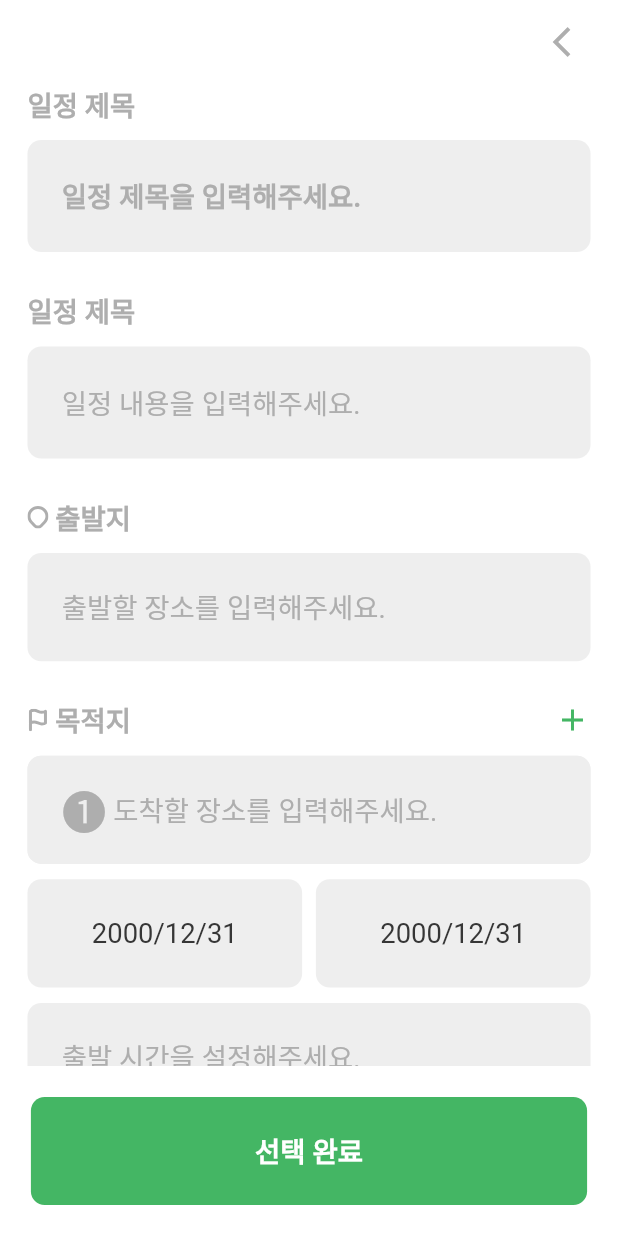
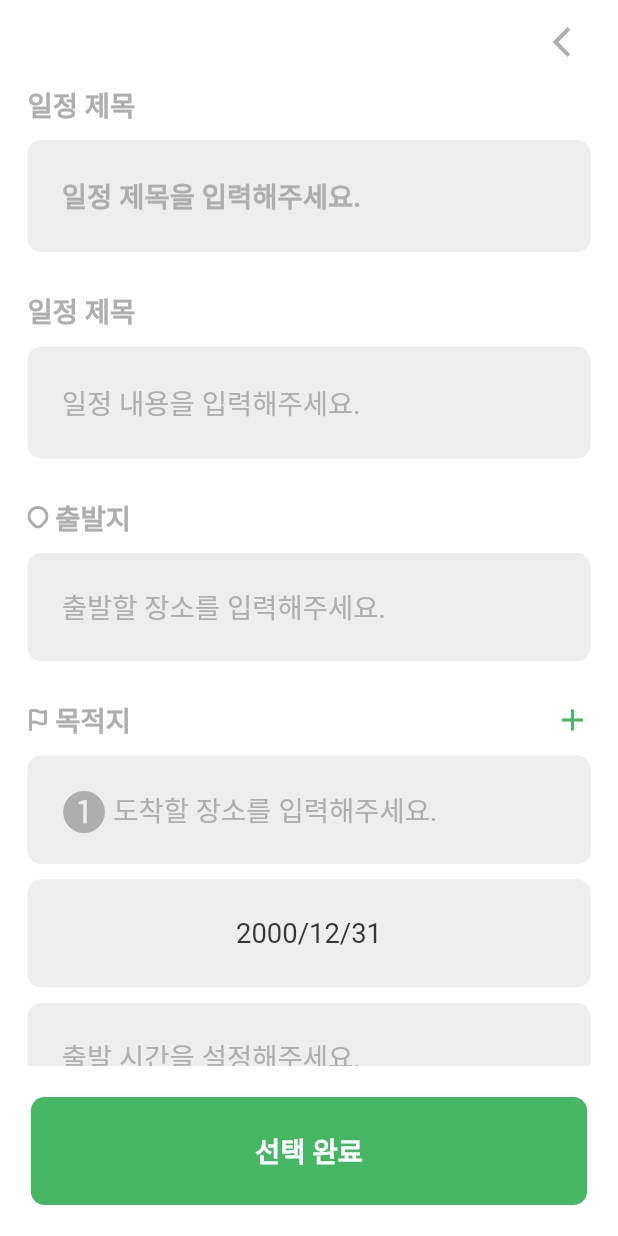
Before and after one commit to JeHeeYu/Care-Route, a Flutter app: the AddSchedulePage screen opened directly, on a phone screen of 412 x 824 dp. Run offline on Flutter 3.47's test engine with Material 2 defaults, Android fonts, the phone set to English and light mode, and no system bars; our stand-ins replace firebase_core, firebase_messaging, flutter_screenutil, flutter_secure_storage, flutter_svg, geolocator and 3 more; missing offline and left inert: flutter_naver_map, kakao_flutter_sdk_user; accounts and stored records are empty; Roboto replaces fonts that are missing (Pretendard).

Commit message:
feat: 일정 등록 화면 변경 UI 적용

```diff
--- a/lib/views/pages/schedule/add_schedule_page.dart
+++ b/lib/views/pages/schedule/add_schedule_page.dart
@@ -302,11 +302,8 @@ class _AddSchedulePageState extends State<AddSchedulePage> {
   }
 
   Widget _buildDateWidget() {
-    return Row(
-      children: [
-        Container(
-          width: MediaQuery.of(context).size.width / 2 -
-              (ScreenUtil().setWidth(20.0)),
+    return Container(
+      width: double.infinity,
       height: ScreenUtil().setHeight(56.0),
       decoration: BoxDecoration(
         color: const Color(UserColors.gray02),
@@ -319,25 +316,6 @@ class _AddSchedulePageState extends State<AddSchedulePage> {
             weight: FontWeight.w400,
             size: ScreenUtil().setSp(16.0)),
       ),
-        ),
-        SizedBox(width: ScreenUtil().setWidth(8.0)),
-        Container(
-          width: MediaQuery.of(context).size.width / 2 -
-              (ScreenUtil().setWidth(20.0)),
-          height: ScreenUtil().setHeight(56.0),
-          decoration: BoxDecoration(
-            color: const Color(UserColors.gray02),
-            borderRadius: BorderRadius.circular(ScreenUtil().radius(8.0)),
-          ),
-          child: Center(
-            child: UserText(
-                text: "2000/12/31",
-                color: const Color(UserColors.gray07),
-                weight: FontWeight.w400,
-                size: ScreenUtil().setSp(16.0)),
-          ),
-        ),
-      ],
     );
   }
 
```
Lines whose indentation alone changed are shown as unchanged.
